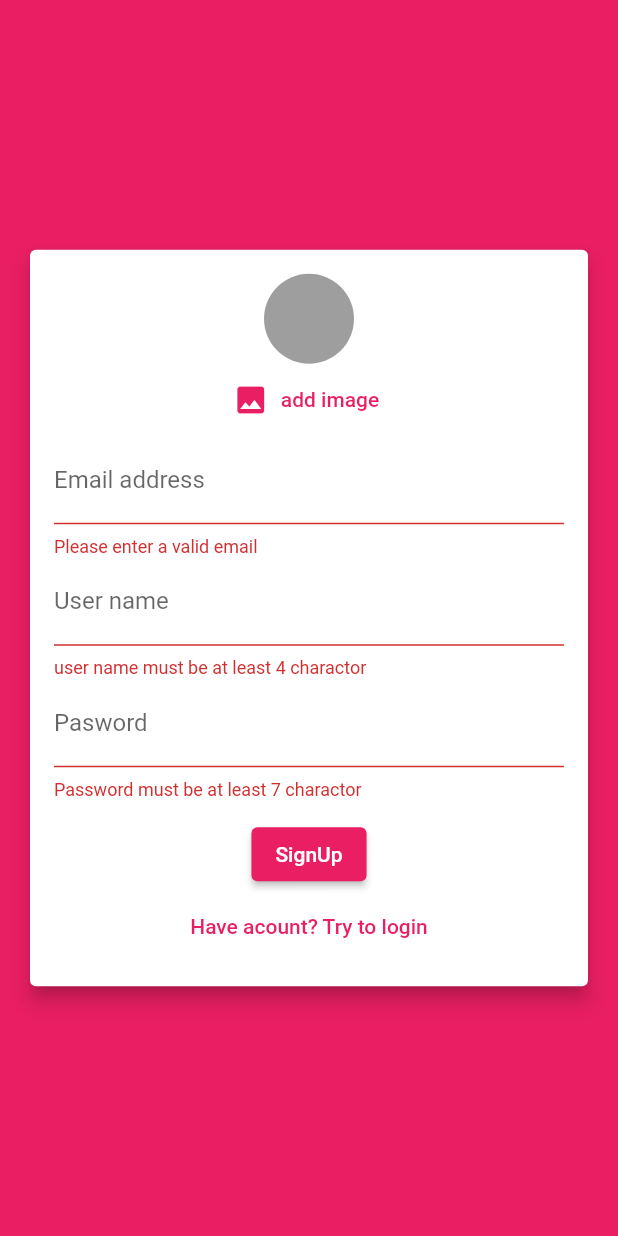
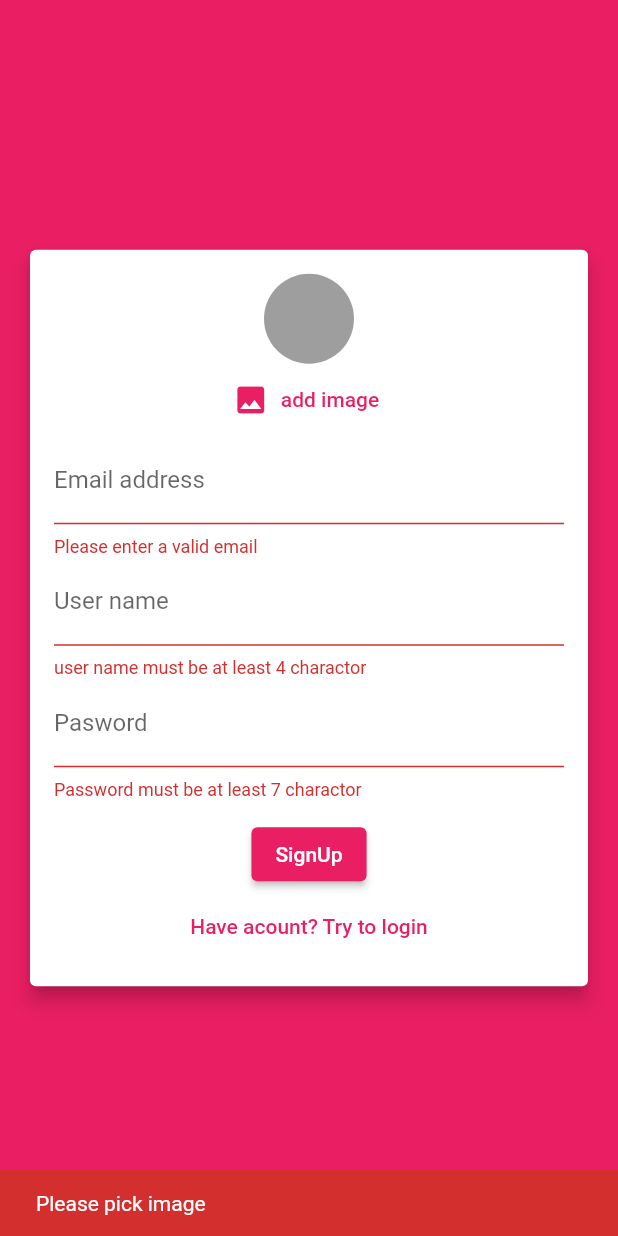
Before and after one commit to manh1707/Simple-chat-app, a Flutter app: the screen it shows after launch, after a tap on "Login", after a tap on "Create acount", after a tap on "SignUp", on a phone screen of 412 x 824 dp. Run offline on Flutter 3.47's test engine with Material 2 defaults, Android fonts, the phone set to English and light mode, and no system bars; our stand-ins replace cloud_firestore, firebase_auth, firebase_core, firebase_messaging, firebase_storage, image_picker; accounts and stored records are empty.

Commit message:
Fix some bug null safety login

```diff
--- a/lib/screens/auth_screen.dart
+++ b/lib/screens/auth_screen.dart
@@ -21,7 +21,7 @@ class _AuthScreenState extends State<AuthScreen> {
     String email,
     String userName,
     String password,
-    File image,
+    File? image,
     bool isLogin,
     BuildContext ctx,
   ) async {
@@ -40,7 +40,7 @@ class _AuthScreenState extends State<AuthScreen> {
             .ref()
             .child('UserImage')
             .child(authResult.user!.uid + '.jpg');
-        await ref.putFile(image).whenComplete(() => null);
+        await ref.putFile(image!);
         final url = await ref.getDownloadURL();
         await FirebaseFirestore.instance
             .collection('users')
--- a/lib/screens/chat_screen.dart
+++ b/lib/screens/chat_screen.dart
@@ -12,6 +12,7 @@ class ChatScreen extends StatefulWidget {
 class _ChatScreenState extends State<ChatScreen> {
   @override
   void initState() {
+    super.initState();
     final fbm = FirebaseMessaging.instance;
     fbm.requestPermission();
     FirebaseMessaging.onMessage.listen((event) {
@@ -23,7 +24,6 @@ class _ChatScreenState extends State<ChatScreen> {
       return;
     });
     fbm.subscribeToTopic('chat');
-    super.initState();
   }
 
   @override
--- a/lib/widgets/auth/auth_form.dart
+++ b/lib/widgets/auth/auth_form.dart
@@ -1,5 +1,3 @@
-// ignore_for_file: unused_field
-
 import 'dart:io';
 
 import 'package:chat_app/widgets/pickers/user_image_picker.dart';
@@ -9,7 +7,7 @@ class AuthForm extends StatefulWidget {
   AuthForm(this.sumitFn, this.isLoading);
   final bool isLoading;
   final void Function(String email, String password, String username,
-      File image, bool isLogin, BuildContext ctx) sumitFn;
+      File? image, bool isLogin, BuildContext ctx) sumitFn;
   @override
   _AuthFormState createState() => _AuthFormState();
 }
@@ -21,7 +19,7 @@ class _AuthFormState extends State<AuthForm> {
   String? _userEmail;
   String? _userName;
   String? _userPassword;
-  late File _userImageFile;
+  File? _userImageFile;
   void _pickImage(File image) {
     _userImageFile = image;
   }
@@ -29,7 +27,8 @@ class _AuthFormState extends State<AuthForm> {
   void _trySubmit() {
     final isValid = _formKey.currentState!.validate();
     FocusScope.of(context).unfocus();
-    if (_userImageFile == null && !_isLogin) {
+
+    if (!_isLogin && _userImageFile == null) {
       ScaffoldMessenger.of(context).showSnackBar(SnackBar(
         content: const Text('Please pick image '),
         backgroundColor: Theme.of(context).errorColor,
@@ -61,7 +60,7 @@ class _AuthFormState extends State<AuthForm> {
                   children: [
                     if (!_isLogin) UserImagePicker(_pickImage),
                     TextFormField(
-                      key: ValueKey('email'),
+                      key: const ValueKey('email'),
                       validator: (value) {
                         if (value!.isEmpty) {
                           return 'Please enter a valid email';
@@ -77,7 +76,7 @@ class _AuthFormState extends State<AuthForm> {
                     ),
                     if (!_isLogin)
                       TextFormField(
-                        key: ValueKey('name'),
+                        key: const ValueKey('name'),
                         validator: (value) {
                           if (value!.isEmpty) {
                             return 'user name must be at least 4 charactor';
@@ -91,7 +90,7 @@ class _AuthFormState extends State<AuthForm> {
                             const InputDecoration(labelText: 'User name'),
                       ),
                     TextFormField(
-                      key: ValueKey('password'),
+                      key: const ValueKey('password'),
                       validator: (value) {
                         if (value!.isEmpty) {
                           return 'Password must be at least 7 charactor';
--- a/lib/widgets/chat/new_message.dart
+++ b/lib/widgets/chat/new_message.dart
@@ -14,7 +14,7 @@ class _NewMessageState extends State<NewMessage> {
   final _controller = TextEditingController();
   void _sendMessage() async {
     FocusScope.of(context).unfocus();
-    final user = await FirebaseAuth.instance.currentUser;
+    final user = FirebaseAuth.instance.currentUser;
     final userData = await FirebaseFirestore.instance
         .collection('users')
         .doc(user!.uid)
@@ -38,6 +38,7 @@ class _NewMessageState extends State<NewMessage> {
         children: [
           Expanded(
               child: TextField(
+            textCapitalization: TextCapitalization.sentences,
             controller: _controller,
             decoration: const InputDecoration(labelText: 'Send a message..'),
             onChanged: (value) {
--- a/lib/widgets/pickers/user_image_picker.dart
+++ b/lib/widgets/pickers/user_image_picker.dart
@@ -11,7 +11,7 @@ class UserImagePicker extends StatefulWidget {
 }
 
 class _UserImagePickerState extends State<UserImagePicker> {
-  var _pickimage;
+  File? _pickimage;
   void _pickImage() async {
     final pickedImageFile = await ImagePicker().pickImage(
         source: ImageSource.gallery, imageQuality: 50, maxWidth: 150);
@@ -29,7 +29,7 @@ class _UserImagePickerState extends State<UserImagePicker> {
         CircleAvatar(
           backgroundColor: Colors.grey,
           radius: 30,
-          backgroundImage: _pickimage != null ? FileImage(_pickimage) : null,
+          backgroundImage: _pickimage != null ? FileImage(_pickimage!) : null,
         ),
         FlatButton.icon(
             textColor: Theme.of(context).primaryColor,
```
